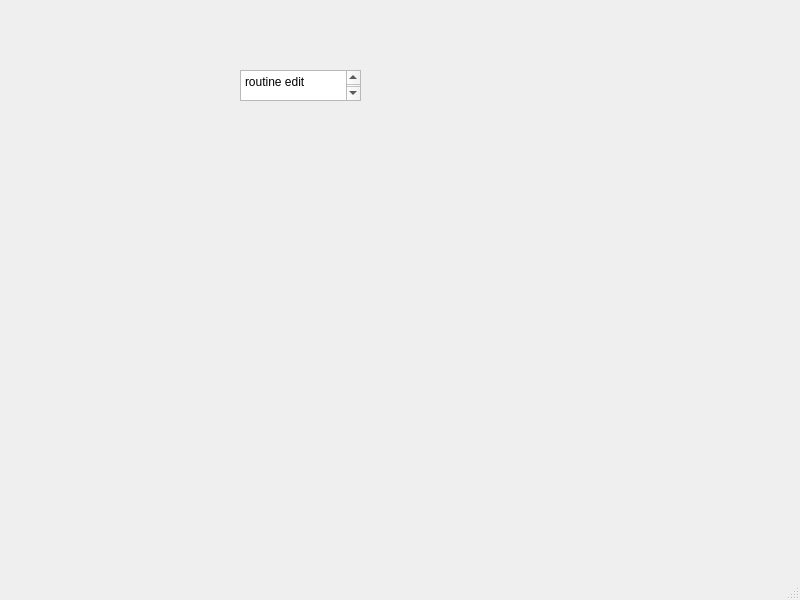
The window that editroutine.ui (Shasank12345/QT_PROJECT) describes before a commit, drawn with Qt 5.
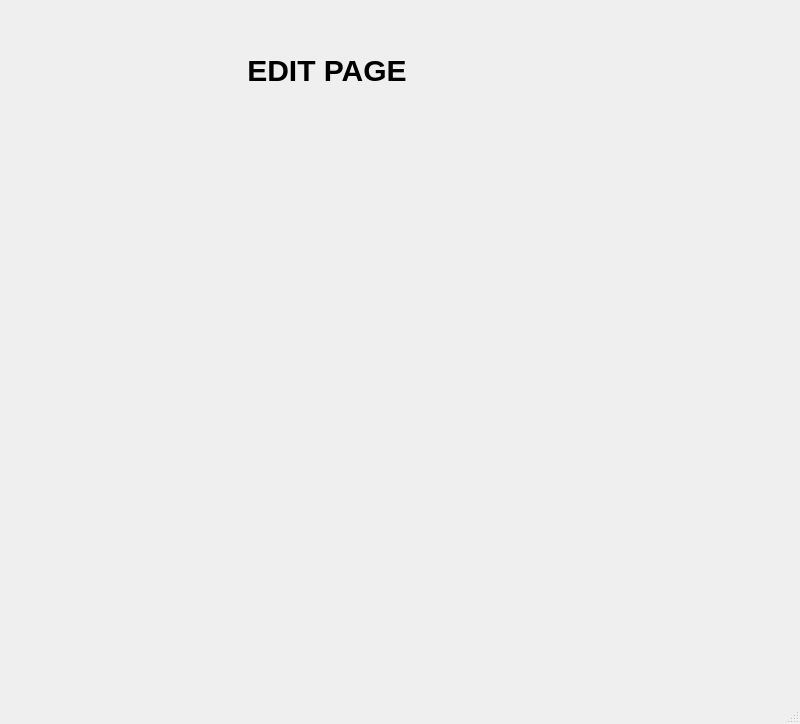
The same window after the commit. Icons and pictures are not drawn.

Diff of the .ui file:
```diff
--- a/editroutine.ui
+++ b/editroutine.ui
@@ -7,32 +7,42 @@
     <x>0</x>
     <y>0</y>
     <width>800</width>
-    <height>600</height>
+    <height>724</height>
    </rect>
   </property>
   <property name="windowTitle">
    <string>MainWindow</string>
   </property>
+  <property name="styleSheet">
+   <string notr="true">background-image: url(:/image/book.jpg);</string>
+  </property>
   <widget class="QWidget" name="centralwidget">
-   <widget class="QTextEdit" name="textEdit">
+   <widget class="QLabel" name="label">
     <property name="geometry">
      <rect>
-      <x>240</x>
-      <y>70</y>
-      <width>121</width>
-      <height>31</height>
+      <x>230</x>
+      <y>40</y>
+      <width>181</width>
+      <height>61</height>
      </rect>
     </property>
-    <property name="html">
-     <string>&lt;!DOCTYPE HTML PUBLIC &quot;-//W3C//DTD HTML 4.0//EN&quot; &quot;http://www.w3.org/TR/REC-html40/strict.dtd&quot;&gt;
-&lt;html&gt;&lt;head&gt;&lt;meta name=&quot;qrichtext&quot; content=&quot;1&quot; /&gt;&lt;meta charset=&quot;utf-8&quot; /&gt;&lt;style type=&quot;text/css&quot;&gt;
-p, li { white-space: pre-wrap; }
-hr { height: 1px; border-width: 0; }
-li.unchecked::marker { content: &quot;\2610&quot;; }
-li.checked::marker { content: &quot;\2612&quot;; }
-&lt;/style&gt;&lt;/head&gt;&lt;body style=&quot; font-family:'Segoe UI'; font-size:9pt; font-weight:400; font-style:normal;&quot;&gt;
-&lt;p style=&quot; margin-top:0px; margin-bottom:0px; margin-left:0px; margin-right:0px; -qt-block-indent:0; text-indent:0px;&quot;&gt;routine edit&lt;/p&gt;
-&lt;p style=&quot;-qt-paragraph-type:empty; margin-top:0px; margin-bottom:0px; margin-left:0px; margin-right:0px; -qt-block-indent:0; text-indent:0px;&quot;&gt;&lt;br /&gt;&lt;/p&gt;&lt;/body&gt;&lt;/html&gt;</string>
+    <property name="styleSheet">
+     <string notr="true">QLabel{
+color: black;
+   
+
+       font-size:30px;  
+       padding: 1px; 
+       font-weight: bold;  
+     text-align: center; 
+   
+}
+
+
+</string>
+    </property>
+    <property name="text">
+     <string> EDIT PAGE</string>
     </property>
    </widget>
   </widget>
```
